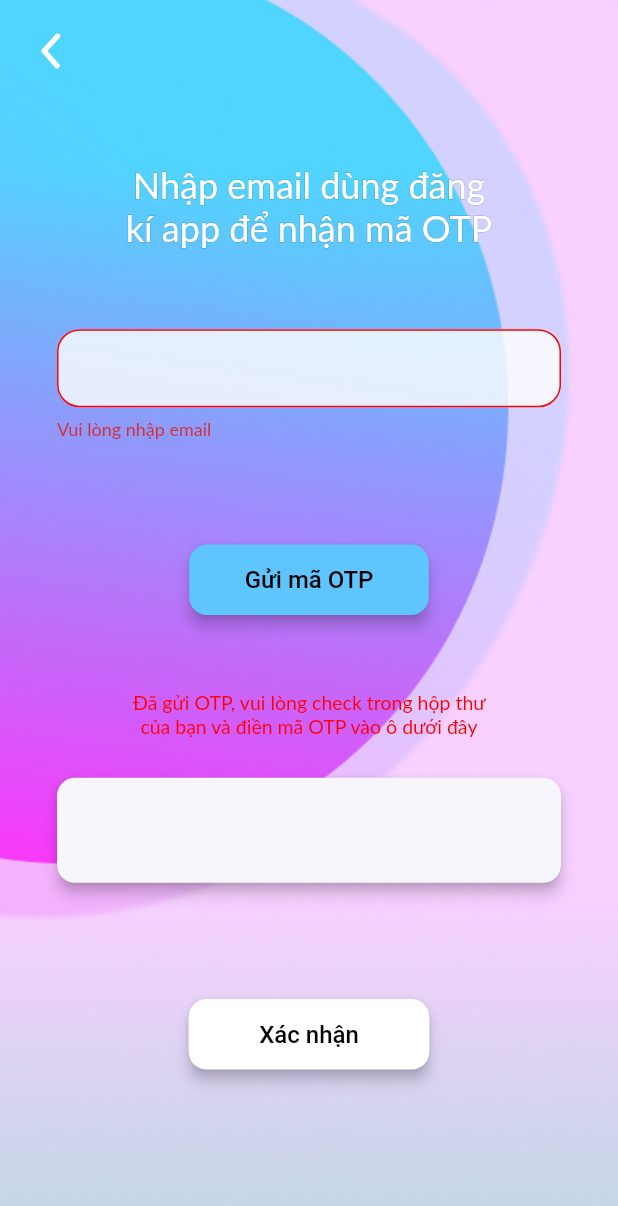
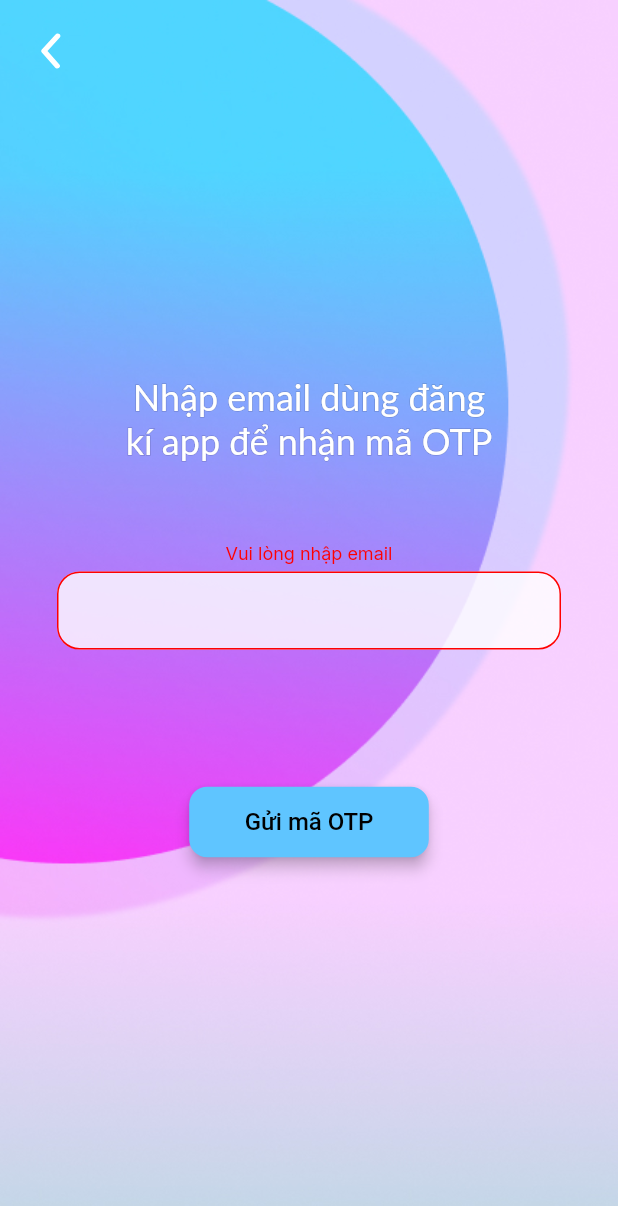
Before and after one commit to huynnq02/CondominiumManagement, a Flutter app: the ForgetPasswordScreen screen opened directly, after a tap on "Gửi mã OTP", on a phone screen of 412 x 824 dp. Shown: the top 1206 px of the screen. Run offline on Flutter 3.47's test engine with Material 2 defaults, Android fonts, the phone set to English and light mode, and no system bars; our stand-ins replace dio, equatable, flutter_screenutil, flutter_svg, google_fonts, image_picker and 1 more; accounts and stored records are empty.

Commit message:
completed forget password screen validation

```diff
--- a/lib/src/screens/forget password screen/forget_password_screen.dart
+++ b/lib/src/screens/forget password screen/forget_password_screen.dart
@@ -1,7 +1,9 @@
 import 'package:flutter/material.dart';
+import 'package:flutter/services.dart';
 import 'package:flutter_svg/svg.dart';
 import 'package:google_fonts/google_fonts.dart';
 import 'package:untitled/src/widget/outlined_text.dart';
+import 'package:untitled/utils/app_constant/app_colors.dart';
 
 class ForgetPasswordScreen extends StatefulWidget {
   ForgetPasswordScreen({Key? key}) : super(key: key);
@@ -12,8 +14,10 @@ class ForgetPasswordScreen extends StatefulWidget {
 
 class _ForgetPasswordScreenState extends State<ForgetPasswordScreen> {
   final GlobalKey<FormState> _emailKey = GlobalKey<FormState>();
-
   final GlobalKey<FormState> _OTPKey = GlobalKey<FormState>();
+  bool isOTPSent = false;
+  String emailError = '';
+  String otpError = '';
 
   @override
   Widget build(BuildContext context) {
@@ -46,6 +50,19 @@ class _ForgetPasswordScreenState extends State<ForgetPasswordScreen> {
                     const SizedBox(
                       height: 51,
                     ),
+                    if (emailError.isNotEmpty)
+                      Column(
+                        children: [
+                          Text(
+                            emailError,
+                            style: GoogleFonts.inter(
+                                color: AppColors.Red, fontSize: 12),
+                          ),
+                          const SizedBox(
+                            height: 5,
+                          )
+                        ],
+                      ),
                     Form(
                       key: _emailKey,
                       child: TextFormField(
@@ -53,19 +70,30 @@ class _ForgetPasswordScreenState extends State<ForgetPasswordScreen> {
                         keyboardType: TextInputType.emailAddress,
                         cursorColor: Colors.black,
                         style: const TextStyle(fontSize: 18),
+                        maxLength: 50,
                         validator: (value) {
                           if (value!.isEmpty) {
-                            return 'Vui lòng nhập email';
+                            setState(() {
+                              emailError = 'Vui lòng nhập email';
+                            });
+                            return '';
                           }
                           String pattern =
                               r'^(([^<>()[\]\\.,;:\s@\"]+(\.[^<>()[\]\\.,;:\s@\"]+)*)|(\".+\"))@gmail.com$';
                           RegExp regExp = RegExp(pattern);
                           if (!regExp.hasMatch(value)) {
-                            return 'Định  dạng email không đúng, vui lòng nhập lại';
+                            setState(() {
+                              emailError = 'Email không hợp lệ';
+                            });
+                            return '';
                           }
+                          setState(() {
+                            emailError = '';
+                          });
                           return null;
                         },
                         decoration: InputDecoration(
+                            counterText: '',
                             filled: true,
                             fillColor: Colors.white.withOpacity(0.8),
                             enabledBorder: OutlineInputBorder(
@@ -88,6 +116,7 @@ class _ForgetPasswordScreenState extends State<ForgetPasswordScreen> {
                               borderSide:
                                   const BorderSide(color: Color(0xFFFF0000)),
                             ),
+                            errorStyle: const TextStyle(height: 0),
                             contentPadding:
                                 const EdgeInsets.symmetric(vertical: 17)),
                       ),
@@ -106,6 +135,9 @@ class _ForgetPasswordScreenState extends State<ForgetPasswordScreen> {
                             elevation: 4),
                         onPressed: () {
                           if (_emailKey.currentState!.validate()) {
+                            setState(() {
+                              isOTPSent = true;
+                            });
                           }
                         },
                         child: Text(
@@ -113,6 +145,9 @@ class _ForgetPasswordScreenState extends State<ForgetPasswordScreen> {
                           style: GoogleFonts.lexendExa(
                               fontSize: 16, color: Colors.black),
                         )),
+                    if (isOTPSent)
+                      Column(
+                        children: [
                           const SizedBox(
                             height: 51,
                           ),
@@ -121,14 +156,29 @@ class _ForgetPasswordScreenState extends State<ForgetPasswordScreen> {
                             child: Text(
                               'Đã gửi OTP, vui lòng check trong hộp thư của bạn và điền mã OTP vào ô dưới đây',
                               textAlign: TextAlign.center,
-                        style:
-                            TextStyle(color: Color(0xFFFF0000), fontSize: 13),
+                              style: TextStyle(
+                                  color: Color(0xFFFF0000), fontSize: 13),
                             ),
                           ),
                           const SizedBox(
                             height: 25,
                           ),
-                    Material(
+                          if (otpError.isNotEmpty)
+                            Column(
+                              children: [
+                                Text(
+                                  otpError,
+                                  style: GoogleFonts.inter(
+                                      color: AppColors.Red, fontSize: 12),
+                                ),
+                                const SizedBox(
+                                  height: 5,
+                                )
+                              ],
+                            ),
+                          Form(
+                            key: _OTPKey,
+                            child: Material(
                               borderRadius: BorderRadius.circular(12),
                               color: const Color(0xFFF8F6FD),
                               elevation: 4,
@@ -138,7 +188,24 @@ class _ForgetPasswordScreenState extends State<ForgetPasswordScreen> {
                                 keyboardType: TextInputType.number,
                                 cursorColor: Colors.black,
                                 style: const TextStyle(fontSize: 18),
+                                maxLength: 6,
+                                inputFormatters: [
+                                  FilteringTextInputFormatter.digitsOnly
+                                ],
+                                validator: (value) {
+                                  if (value!.isEmpty) {
+                                    setState(() {
+                                      otpError = 'Vui lòng nhập mã OTP';
+                                    });
+                                    return '';
+                                  }
+                                  setState(() {
+                                    otpError = '';
+                                  });
+                                  return null;
+                                },
                                 decoration: InputDecoration(
+                                    counterText: '',
                                     enabledBorder: OutlineInputBorder(
                                       borderRadius: BorderRadius.circular(12),
                                       borderSide: BorderSide.none,
@@ -147,15 +214,29 @@ class _ForgetPasswordScreenState extends State<ForgetPasswordScreen> {
                                       borderRadius: BorderRadius.circular(12),
                                       borderSide: BorderSide.none,
                                     ),
-                            contentPadding:
-                                const EdgeInsets.symmetric(vertical: 26)),
+                                    errorBorder: OutlineInputBorder(
+                                      borderRadius: BorderRadius.circular(12),
+                                      borderSide: const BorderSide(
+                                          color: Color(0xFFFF0000)),
+                                    ),
+                                    focusedErrorBorder: OutlineInputBorder(
+                                      borderRadius: BorderRadius.circular(12),
+                                      borderSide: const BorderSide(
+                                          color: Color(0xFFFF0000)),
+                                    ),
+                                    errorStyle: const TextStyle(height: 0),
+                                    contentPadding: const EdgeInsets.symmetric(
+                                        vertical: 26)),
+                              ),
                             ),
                           ),
                           const SizedBox(
                             height: 77,
                           ),
                           ElevatedButton(
-                      onPressed: () {},
+                            onPressed: () {
+                              if (_OTPKey.currentState!.validate()) {}
+                            },
                             child: Text(
                               'Xác nhận',
                               style: GoogleFonts.lexendExa(
@@ -169,6 +250,8 @@ class _ForgetPasswordScreenState extends State<ForgetPasswordScreen> {
                                   borderRadius: BorderRadius.circular(12),
                                 ),
                                 elevation: 4),
+                          ),
+                        ],
                       ),
                   ],
                 ),
--- a/lib/utils/app_constant/app_colors.dart
+++ b/lib/utils/app_constant/app_colors.dart
@@ -15,7 +15,7 @@ class AppColors {
   static const LightGrey1 = Color(0xffF3F3);
   static const Green = Color(0xff0FBA9B);
   static const Yellow = Color(0xffF7C620);
-  static const Red = Color(0xffED581F);
+  static const Red = Color(0xffFF0000);
   static const Black = Color(0xff000000);
   static const ButtonLoginColor = Color(0xFF5DFEFE);
   static const LogoutButtonColor = Color(0xFF21A1E9);
```
Lines whose indentation alone changed are shown as unchanged.
